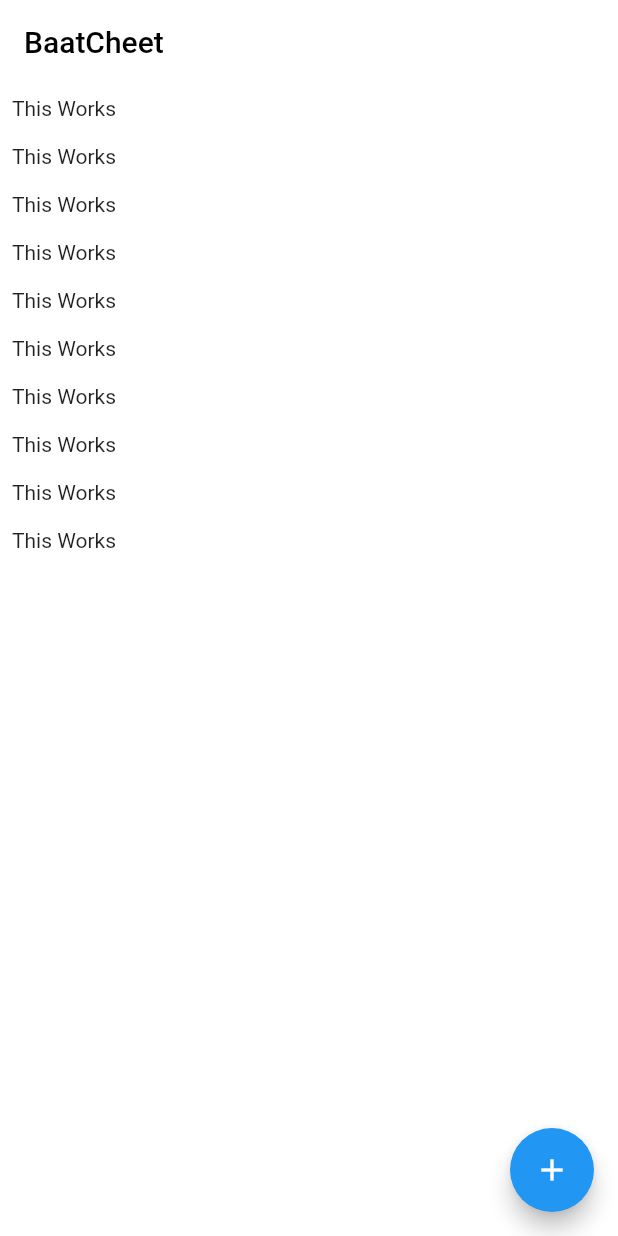
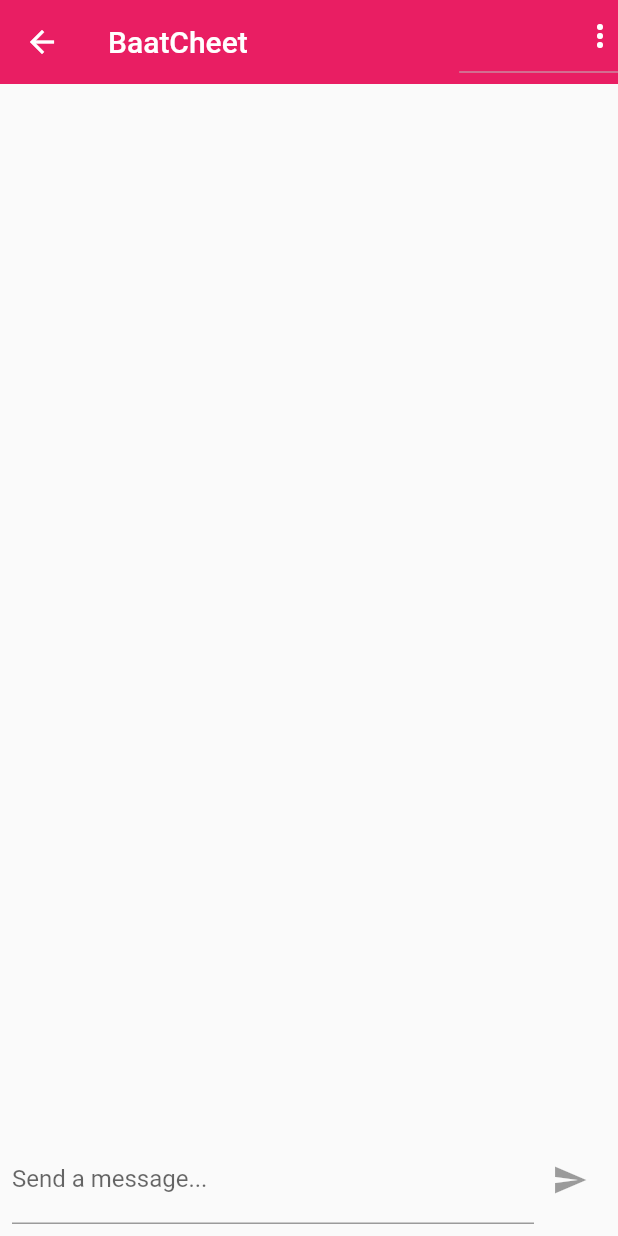
Before and after one commit to WarMac4964/BaatCheet, a Flutter app: the ChatScreen screen opened directly, on a phone screen of 412 x 824 dp. Run offline on Flutter 3.47's test engine with Material 2 defaults, Android fonts, the phone set to English and light mode, and no system bars; our stand-ins replace cloud_firestore, firebase_auth, firebase_core, firebase_storage, image_picker; accounts and stored records are empty.

Commit message:
Added user profiles and text messaging functionality

```diff
--- a/lib/screens/chat_screen.dart
+++ b/lib/screens/chat_screen.dart
@@ -1,4 +1,5 @@
-import 'package:cloud_firestore/cloud_firestore.dart';
+import 'package:baatchet/widgets/widgets.dart';
+import 'package:firebase_auth/firebase_auth.dart';
 import 'package:flutter/material.dart';
 
 class ChatScreen extends StatelessWidget {
@@ -8,31 +9,45 @@ class ChatScreen extends StatelessWidget {
       appBar: AppBar(
         title: Text(
           'BaatCheet',
-          style: TextStyle(color: Colors.black),
         ),
+        actions: <Widget>[
+          DropdownButton(
+            icon: Icon(
+              Icons.more_vert,
+              color: Theme.of(context).primaryIconTheme.color,
+            ),
+            items: [
+              DropdownMenuItem(
+                child: Container(
+                  child: Row(
+                    children: <Widget>[
+                      Icon(Icons.exit_to_app),
+                      SizedBox(
+                        width: 8.0,
+                      ),
+                      Text('Logout'),
+                    ],
+                  ),
+                ),
+                value: 'logout',
+              )
+            ],
+            onChanged: (itemIdentifier) {
+              if (itemIdentifier == 'logout') {
+                FirebaseAuth.instance.signOut();
+              }
+            },
+          )
+        ],
         elevation: 0,
-        backgroundColor: Colors.white,
       ),
       body: Container(
-        color: Colors.white,
-        child: ListView.builder(
-          itemCount: 10,
-          itemBuilder: (ctx, index) => Container(
-            padding: EdgeInsets.all(8),
-            child: Text('This Works'),
-          ),
+        child: Column(
+          children: <Widget>[
+            Expanded(child: Messages()),
+            NewMessage(),
+          ],
         ),
-      ),
-      floatingActionButton: FloatingActionButton(
-        child: Icon(Icons.add),
-        onPressed: () {
-          FirebaseFirestore.instance
-              .collection('chats/wB0Md7zNCWbYBNAW7yv3/messages')
-              .snapshots()
-              .listen((data) {
-            print(data.docs[0]['text']);
-          });
-        },
       ),
     );
   }
--- /dev/null
+++ b/lib/screens/screens.dart
@@ -0,0 +1,2 @@
+export 'chat_screen.dart';
+export 'auth_screen.dart';
--- /dev/null
+++ b/lib/widgets/chat/messages.dart
@@ -0,0 +1,36 @@
+import 'package:baatchet/widgets/chat/message_bubble.dart';
+import 'package:cloud_firestore/cloud_firestore.dart';
+import 'package:firebase_auth/firebase_auth.dart';
+import 'package:flutter/material.dart';
+
+class Messages extends StatelessWidget {
+  @override
+  Widget build(BuildContext context) {
+    final user = FirebaseAuth.instance.currentUser;
+    return StreamBuilder(
+        stream: FirebaseFirestore.instance
+            .collection('chat')
+            .orderBy('createdAt', descending: true)
+            .snapshots(),
+        builder: (ctx, AsyncSnapshot<QuerySnapshot> chatSnapshot) {
+          if (chatSnapshot.connectionState == ConnectionState.waiting) {
+            return Center(
+              child: CircularProgressIndicator(),
+            );
+          }
+          final chatDocs = chatSnapshot.data.docs;
+
+          return ListView.builder(
+            reverse: true,
+            itemCount: chatDocs.length,
+            itemBuilder: (ctx, index) => MessageBubble(
+              message: chatDocs[index]['text'],
+              isMe: chatDocs[index]['userId'] == user.uid,
+              username: chatDocs[index]['username'],
+              key: ValueKey(chatDocs[index].id),
+              imageUrl: chatDocs[index]['userImage'],
+            ),
+          );
+        });
+  }
+}
--- /dev/null
+++ b/lib/widgets/chat/new_message.dart
@@ -0,0 +1,60 @@
+import 'package:cloud_firestore/cloud_firestore.dart';
+import 'package:firebase_auth/firebase_auth.dart';
+import 'package:flutter/material.dart';
+
+class NewMessage extends StatefulWidget {
+  @override
+  _NewMessageState createState() => _NewMessageState();
+}
+
+class _NewMessageState extends State<NewMessage> {
+  final _controller = new TextEditingController();
+  var _enteredMessage = '';
+
+  void _sendMessage() async {
+    FocusScope.of(context).unfocus();
+    final user = FirebaseAuth.instance.currentUser;
+    final userData = await FirebaseFirestore.instance
+        .collection('users')
+        .doc(user.uid)
+        .get();
+    FirebaseFirestore.instance.collection('chat').add({
+      'text': _enteredMessage,
+      'createdAt': Timestamp.now(),
+      'userId': user.uid,
+      'username': userData['username'],
+      'userImage': userData['url']
+    });
+    _controller.clear();
+  }
+
+  @override
+  Widget build(BuildContext context) {
+    return Container(
+      margin: const EdgeInsets.only(top: 8.0),
+      padding: const EdgeInsets.all(8.0),
+      child: Row(
+        children: <Widget>[
+          Expanded(
+              child: TextField(
+            controller: _controller,
+            textCapitalization: TextCapitalization.sentences,
+            autocorrect: true,
+            enableSuggestions: true,
+            decoration: InputDecoration(labelText: 'Send a message...'),
+            onChanged: (value) {
+              setState(() {
+                _enteredMessage = value;
+              });
+            },
+          )),
+          IconButton(
+            onPressed: _enteredMessage.trim().isEmpty ? null : _sendMessage,
+            icon: Icon(Icons.send),
+            color: Theme.of(context).primaryColor,
+          )
+        ],
+      ),
+    );
+  }
+}
--- /dev/null
+++ b/lib/widgets/widgets.dart
@@ -0,0 +1,5 @@
+export 'auth/auth_form.dart';
+export 'chat/messages.dart';
+export 'chat/new_message.dart';
+export 'chat/message_bubble.dart';
+export 'picker/user_image_picker.dart';
--- a/pubspec.yaml
+++ b/pubspec.yaml
@@ -25,11 +25,13 @@ dependencies:
     sdk: flutter
   cloud_firestore: ^2.2.0
   firebase_auth: ^1.2.0
-  firebase_core: ^1.2.0
+  image_picker: ^0.8.0+3
 
   # The following adds the Cupertino Icons font to your application.
   # Use with the CupertinoIcons class for iOS style icons.
   cupertino_icons: ^1.0.2
+  firebase_storage: ^8.1.3
+  firebase_messaging: ^10.0.2
 
 dev_dependencies:
   flutter_test:
```
Also changed, not shown: lib/main.dart (+37 -3 lines), lib/screens/auth_screen.dart (+85 -0 lines), lib/widgets/auth/auth_form.dart (added, +152 -0 lines), lib/widgets/chat/message_bubble.dart (added, +86 -0 lines), lib/widgets/picker/user_image_picker.dart (added, +53 -0 lines), pubspec.lock, 16 other files.
